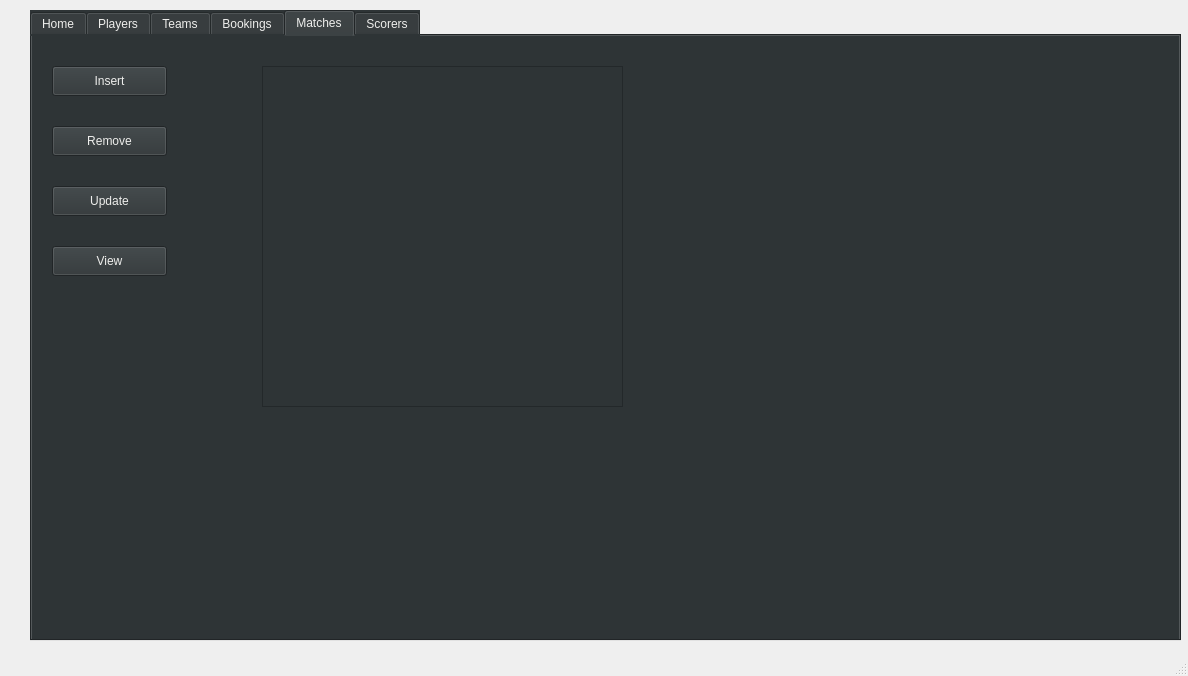
Old version of the form fifa2.ui in the repository Wyverns010/DBMS.
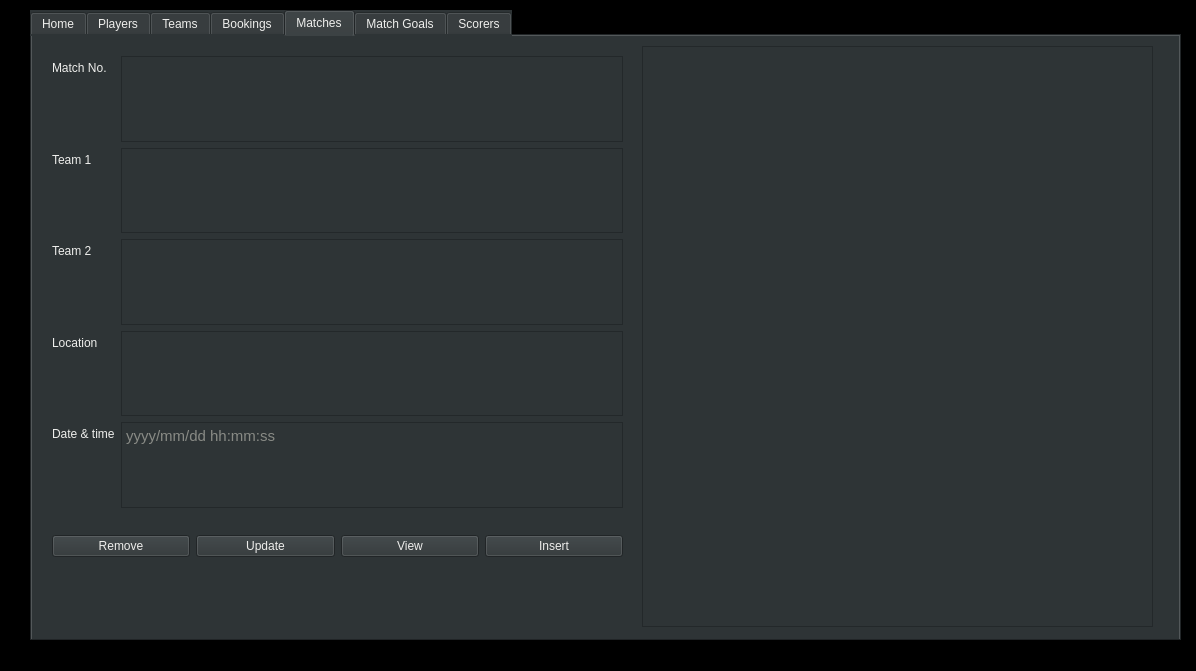
New version of the form. The open tabs and pages were chosen to show the change. Icons and pictures are not drawn.

Commit message: added new features / upated names of widgets

The edit to the form file:
```diff
--- a/fifa2.ui
+++ b/fifa2.ui
@@ -6,13 +6,19 @@
    <rect>
     <x>0</x>
     <y>0</y>
-    <width>1188</width>
-    <height>676</height>
+    <width>1196</width>
+    <height>671</height>
    </rect>
   </property>
   <property name="windowTitle">
    <string>MainWindow</string>
   </property>
+  <property name="autoFillBackground">
+   <bool>false</bool>
+  </property>
+  <property name="styleSheet">
+   <string notr="true">background-color: rgb(0, 0, 0);</string>
+  </property>
   <widget class="QWidget" name="centralwidget">
    <widget class="QTabWidget" name="tabWidget">
     <property name="geometry">
@@ -24,7 +30,7 @@
      </rect>
     </property>
     <property name="autoFillBackground">
-     <bool>true</bool>
+     <bool>false</bool>
     </property>
     <property name="styleSheet">
      <string notr="true">background-color: rgb(46, 52, 54);
@@ -427,67 +433,235 @@
      <attribute name="title">
       <string>Matches</string>
      </attribute>
-     <widget class="QPushButton" name="pushButton_13">
+     <widget class="QTableView" name="tableView_matches">
       <property name="geometry">
        <rect>
-        <x>20</x>
-        <y>90</y>
-        <width>115</width>
-        <height>30</height>
+        <x>610</x>
+        <y>10</y>
+        <width>511</width>
+        <height>581</height>
        </rect>
       </property>
-      <property name="text">
-       <string>Remove</string>
-      </property>
      </widget>
-     <widget class="QTableView" name="tableView_4">
+     <widget class="QWidget" name="horizontalLayoutWidget_4">
       <property name="geometry">
        <rect>
-        <x>230</x>
-        <y>30</y>
-        <width>361</width>
-        <height>341</height>
+        <x>20</x>
+        <y>470</y>
+        <width>571</width>
+        <height>80</height>
        </rect>
       </property>
+      <layout class="QHBoxLayout" name="horizontalLayout_4">
+       <item>
+        <widget class="QPushButton" name="pushButton_matches_rm">
+         <property name="text">
+          <string>Remove</string>
+         </property>
+        </widget>
+       </item>
+       <item>
+        <widget class="QPushButton" name="pushButton_matches_up">
+         <property name="text">
+          <string>Update</string>
+         </property>
+        </widget>
+       </item>
+       <item>
+        <widget class="QPushButton" name="pushButton_matches_vw">
+         <property name="text">
+          <string>View</string>
+         </property>
+        </widget>
+       </item>
+       <item>
+        <widget class="QPushButton" name="pushButton_matches_in">
+         <property name="text">
+          <string>Insert</string>
+         </property>
+        </widget>
+       </item>
+      </layout>
      </widget>
-     <widget class="QPushButton" name="pushButton_14">
+     <widget class="QWidget" name="formLayoutWidget_4">
       <property name="geometry">
        <rect>
         <x>20</x>
-        <y>30</y>
-        <width>115</width>
-        <height>30</height>
+        <y>20</y>
+        <width>571</width>
+        <height>452</height>
        </rect>
       </property>
-      <property name="text">
-       <string>Insert</string>
+      <layout class="QFormLayout" name="formLayout_5">
+       <item row="0" column="0">
+        <widget class="QLabel" name="label_16">
+         <property name="text">
+          <string>Match No.</string>
+         </property>
+        </widget>
+       </item>
+       <item row="0" column="1">
+        <widget class="QTextEdit" name="textEdit_matches_mn"/>
+       </item>
+       <item row="1" column="0">
+        <widget class="QLabel" name="label_17">
+         <property name="text">
+          <string>Team 1</string>
+         </property>
+        </widget>
+       </item>
+       <item row="1" column="1">
+        <widget class="QTextEdit" name="textEdit_matches_t1"/>
+       </item>
+       <item row="2" column="0">
+        <widget class="QLabel" name="label_18">
+         <property name="text">
+          <string>Team 2</string>
+         </property>
+        </widget>
+       </item>
+       <item row="2" column="1">
+        <widget class="QTextEdit" name="textEdit_matches_t2"/>
+       </item>
+       <item row="3" column="0">
+        <widget class="QLabel" name="label_19">
+         <property name="text">
+          <string>Location</string>
+         </property>
+        </widget>
+       </item>
+       <item row="3" column="1">
+        <widget class="QTextEdit" name="textEdit_matches_loc"/>
+       </item>
+       <item row="4" column="0">
+        <widget class="QLabel" name="label_20">
+         <property name="text">
+          <string>Date &amp; time</string>
+         </property>
+        </widget>
+       </item>
+       <item row="4" column="1">
+        <widget class="QTextEdit" name="textEdit_matches_dt">
+         <property name="styleSheet">
+          <string notr="true">color: rgb(136, 138, 133);</string>
+         </property>
+         <property name="html">
+          <string>&lt;!DOCTYPE HTML PUBLIC &quot;-//W3C//DTD HTML 4.0//EN&quot; &quot;http://www.w3.org/TR/REC-html40/strict.dtd&quot;&gt;
+&lt;html&gt;&lt;head&gt;&lt;meta name=&quot;qrichtext&quot; content=&quot;1&quot; /&gt;&lt;style type=&quot;text/css&quot;&gt;
+p, li { white-space: pre-wrap; }
+&lt;/style&gt;&lt;/head&gt;&lt;body style=&quot; font-family:'Ubuntu'; font-size:11pt; font-weight:400; font-style:normal;&quot;&gt;
+&lt;p style=&quot; margin-top:0px; margin-bottom:0px; margin-left:0px; margin-right:0px; -qt-block-indent:0; text-indent:0px;&quot;&gt;yyyy/mm/dd hh:mm:ss&lt;/p&gt;&lt;/body&gt;&lt;/html&gt;</string>
+         </property>
+        </widget>
+       </item>
+      </layout>
+     </widget>
+    </widget>
+    <widget class="QWidget" name="match_goals">
+     <attribute name="title">
+      <string>Match Goals</string>
+     </attribute>
+     <widget class="QTableView" name="tableView_match_goals">
+      <property name="geometry">
+       <rect>
+        <x>610</x>
+        <y>10</y>
+        <width>511</width>
+        <height>581</height>
+       </rect>
       </property>
      </widget>
-     <widget class="QPushButton" name="pushButton_15">
+     <widget class="QWidget" name="horizontalLayoutWidget_5">
       <property name="geometry">
        <rect>
         <x>20</x>
-        <y>210</y>
-        <width>115</width>
-        <height>30</height>
+        <y>380</y>
+        <width>571</width>
+        <height>80</height>
        </rect>
       </property>
-      <property name="text">
-       <string>View</string>
-      </property>
+      <layout class="QHBoxLayout" name="horizontalLayout_5">
+       <item>
+        <widget class="QPushButton" name="pushButton_match_goals_rm">
+         <property name="text">
+          <string>Remove</string>
+         </property>
+        </widget>
+       </item>
+       <item>
+        <widget class="QPushButton" name="pushButton_match_goals_up">
+         <property name="text">
+          <string>Update</string>
+         </property>
+        </widget>
+       </item>
+       <item>
+        <widget class="QPushButton" name="pushButton_match_goals_vw">
+         <property name="text">
+          <string>View</string>
+         </property>
+        </widget>
+       </item>
+       <item>
+        <widget class="QPushButton" name="pushButton_match_goals_in">
+         <property name="text">
+          <string>Insert</string>
+         </property>
+        </widget>
+       </item>
+      </layout>
      </widget>
-     <widget class="QPushButton" name="pushButton_16">
+     <widget class="QWidget" name="formLayoutWidget_5">
       <property name="geometry">
        <rect>
         <x>20</x>
-        <y>150</y>
-        <width>115</width>
-        <height>30</height>
+        <y>20</y>
+        <width>571</width>
+        <height>281</height>
        </rect>
       </property>
-      <property name="text">
-       <string>Update</string>
-      </property>
+      <layout class="QFormLayout" name="formLayout_6">
+       <item row="0" column="0">
+        <widget class="QLabel" name="label_24">
+         <property name="text">
+          <string>Name</string>
+         </property>
+        </widget>
+       </item>
+       <item row="0" column="1">
+        <widget class="QTextEdit" name="textEdit_match_goals_mn_2"/>
+       </item>
+       <item row="1" column="0">
+        <widget class="QLabel" name="label_25">
+         <property name="text">
+          <string>Team</string>
+         </property>
+        </widget>
+       </item>
+       <item row="1" column="1">
+        <widget class="QTextEdit" name="textEdit_match_goals_t1"/>
+       </item>
+       <item row="2" column="0">
+        <widget class="QLabel" name="label_26">
+         <property name="text">
+          <string>Match No.</string>
+         </property>
+        </widget>
+       </item>
+       <item row="2" column="1">
+        <widget class="QTextEdit" name="textEdit_match_goals_mno"/>
+       </item>
+       <item row="3" column="0">
+        <widget class="QLabel" name="label_27">
+         <property name="text">
+          <string>Goals</string>
+         </property>
+        </widget>
+       </item>
+       <item row="3" column="1">
+        <widget class="QTextEdit" name="textEdit_match_goals_gls"/>
+       </item>
+      </layout>
      </widget>
     </widget>
     <widget class="QWidget" name="Scorers_tab">
```
Left out of the diff: 248 changed lines with no effect on the pictures. The commit also changes 1 other file.
